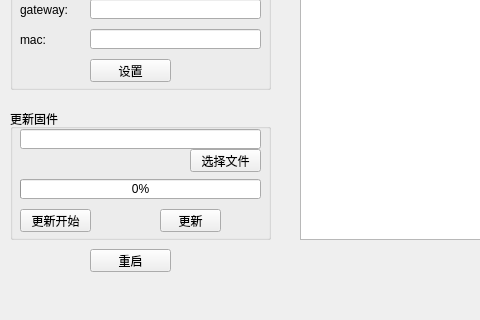
This is ui/mainwindow.ui in chenjinice/miniTool as Qt 5 draws it before an edit; both pictures show x 0 to 480 and y 418 to 738 of the 1088 by 738 pixel window. The edited form follows.
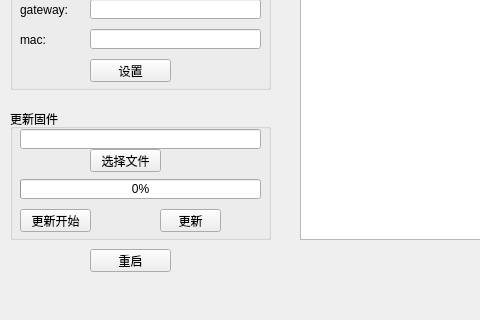
This is the edited form.

What changed in the file:
```diff
--- a/ui/mainwindow.ui
+++ b/ui/mainwindow.ui
@@ -384,7 +384,7 @@
     <widget class="QPushButton" name="selectfile_button">
      <property name="geometry">
       <rect>
-       <x>180</x>
+       <x>80</x>
        <y>40</y>
        <width>71</width>
        <height>23</height>
```
